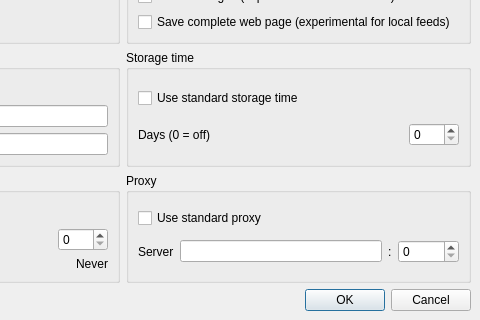
This is plugins/FeedReader/gui/AddFeedDialog.ui in RetroShare/RetroShare as Qt 5 draws it before an edit; both pictures show x 235 to 715 and y 331 to 651 of the 715 by 651 pixel window. The edited form follows.
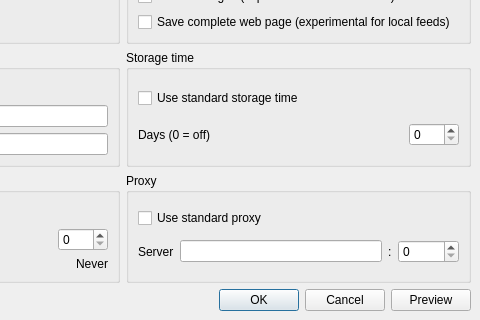
This is the edited form. Icons and pictures are not drawn.

Commit message: FeedReader plugin: - added new classes for XML/HTML parse and modify - added basic error handling - added new GUI for a preview and a tree to show the structure of the page (will be continued)

What changed in the file:
```diff
--- a/plugins/FeedReader/gui/AddFeedDialog.ui
+++ b/plugins/FeedReader/gui/AddFeedDialog.ui
@@ -278,6 +278,13 @@
           </property>
          </widget>
         </item>
+        <item>
+         <widget class="QPushButton" name="previewButton">
+          <property name="text">
+           <string>Preview</string>
+          </property>
+         </widget>
+        </item>
        </layout>
       </item>
       <item row="3" column="0">
```
The commit also changes 22 other files.
